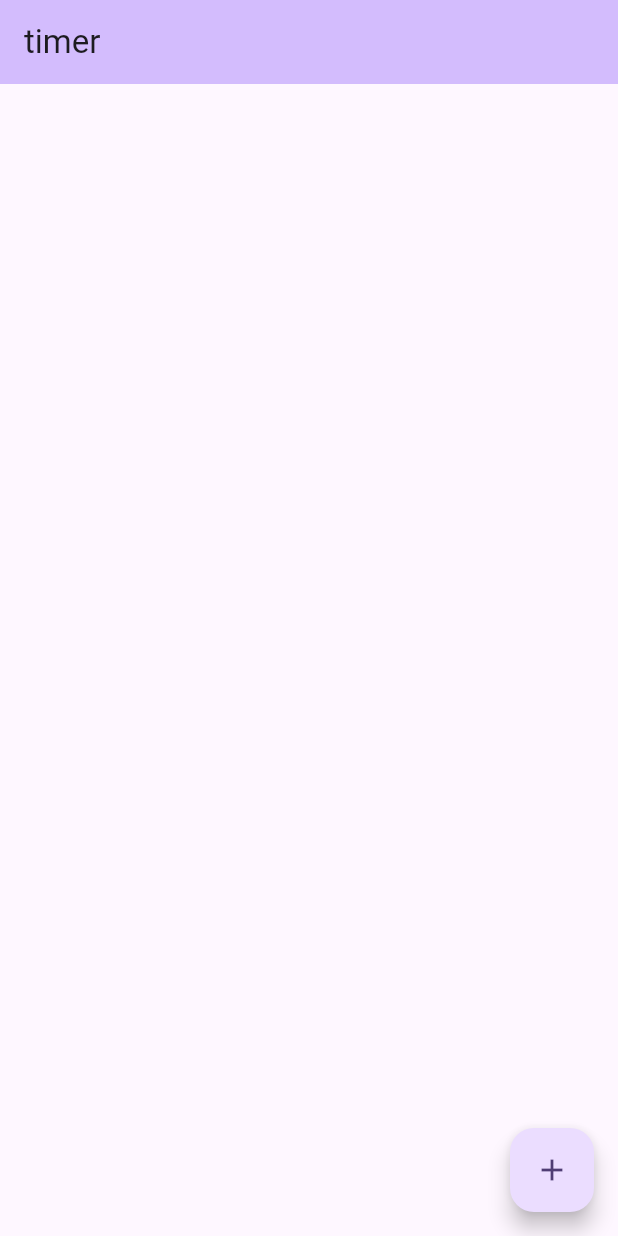
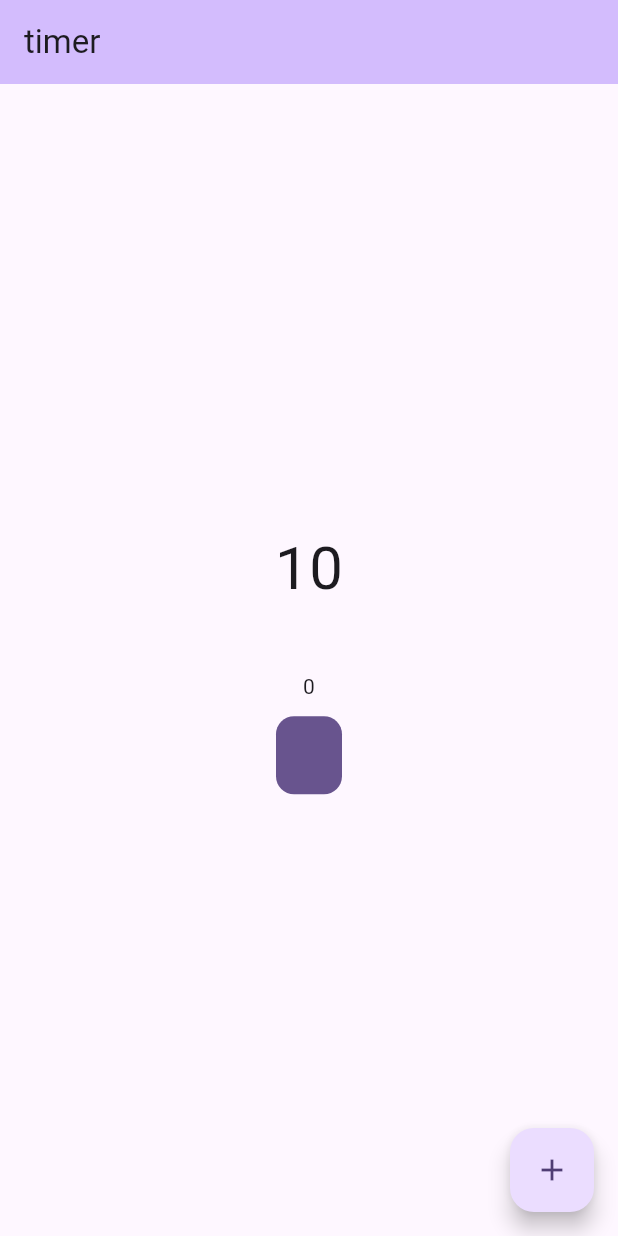
Before and after one commit to Wish-AL/timer_app, a Flutter app: the Timer screen opened directly, on a phone screen of 412 x 824 dp. Run offline on Flutter 3.47's test engine with Material 2 defaults, Android fonts, the phone set to English and light mode, and no system bars; our stand-ins replace bloc, equatable, flutter_bloc.

Commit message:
Make main logic of a timer on Bloc management. Repository in progress.

```diff
--- a/lib/data/timer_repository.dart
+++ b/lib/data/timer_repository.dart
@@ -1,6 +1,7 @@
 import 'package:timer_app/data/timer_data_model.dart';
 
 class TimerRepository {
+  TimerRepository();
   final TimerData timerData = const TimerData(
     preparing: 10,
     work: 20,
@@ -46,4 +47,6 @@ class TimerRepository {
       timeList.add(timerData.rest);
     }
   }
+
+
 }
--- a/lib/main.dart
+++ b/lib/main.dart
@@ -18,7 +18,7 @@ class MyApp extends StatelessWidget {
         colorScheme: ColorScheme.fromSeed(seedColor: Colors.deepPurple),
         useMaterial3: true,
       ),
-      home: const TimerPage(), //MyHomePage(title: 'Timer'),
+      home: const MyHomePage(title: 'timer',), //MyHomePage(title: 'Timer'),
     );
   }
 }
--- a/lib/timer_screen/timer_element.dart
+++ b/lib/timer_screen/timer_element.dart
@@ -36,6 +36,6 @@ class Ticker {
   const Ticker();
   Stream<int> tick({required int ticks}) {
     return Stream.periodic(const Duration(seconds: 1), (x) => ticks - x - 1)
-        .take(ticks);
+        .take(ticks + 1);
   }
 }
--- a/lib/timer_screen/view/timer_page.dart
+++ b/lib/timer_screen/view/timer_page.dart
@@ -5,7 +5,6 @@ import 'package:flutter_bloc/flutter_bloc.dart';
 import '../../data/timer_repository.dart';
 import '../bloc/timer_screen_bloc.dart';
 import '../timer_element.dart';
-
 
 class TimerPage extends StatelessWidget {
   const TimerPage({super.key});
@@ -17,8 +16,11 @@ class TimerPage extends StatelessWidget {
       child: MultiBlocProvider(
         providers: [
           BlocProvider<TimerBloc>(
-            create: (BuildContext context) =>
-                TimerBloc(ticker: const Ticker(), repository: TimerRepository()),
+            create: (BuildContext context) => TimerBloc(
+              ticker: const Ticker(),
+              repository: context.read(), //need TimerRepository()
+              duration: RepositoryProvider.of<TimerRepository>(context).time[0],
+            ),
           )
         ],
         child: MaterialApp(
@@ -39,29 +41,80 @@ class Timer extends StatelessWidget {
 
   @override
   Widget build(BuildContext context) {
-    final dataBloc = BlocProvider.of<TimerBloc>(context);
+    final duration = context.select((TimerBloc bloc) => bloc.state.duration);
+    final activity = context.select((TimerBloc bloc) => bloc.state.actionStatus);
+    // final dataBloc = BlocProvider.of<TimerBloc>(context);
     final repository = RepositoryProvider.of<TimerRepository>(context);
     return Scaffold(
       appBar: AppBar(
-        backgroundColor: Theme
-            .of(context)
-            .colorScheme
-            .inversePrimary,
+        backgroundColor: Theme.of(context).colorScheme.inversePrimary,
         title: const Text('timer'),
       ),
-      body: const Center(
+      body: Center(
         child: Column(
           mainAxisAlignment: MainAxisAlignment.center,
           children: <Widget>[
-
+            Text(
+              duration.toString().padLeft(2, '0'),
+              style: const TextStyle(fontSize: 40),
+            ),
+            const SizedBox(
+              height: 40,
+            ),
+            Text('$activity'),
+            const SizedBox(
+              height: 10,
+            ),
+            const TimerButton(),
           ],
         ),
       ),
       floatingActionButton: FloatingActionButton(
-        onPressed: (){},
+        onPressed: () {},
         tooltip: 'start',
         child: const Icon(Icons.add),
       ), // This trailing comma makes auto-formatting nicer for build methods.
     );
   }
 }
+
+class TimerButton extends StatelessWidget {
+  const TimerButton({super.key});
+
+  @override
+  Widget build(BuildContext context) {
+    return BlocBuilder<TimerBloc, TimerState>(
+      buildWhen: (prev, state) => prev.runtimeType != state.runtimeType,
+      builder: (context, state) {
+        return switch (state) {
+          TimerInitial() => CupertinoButton.filled(
+              child: const Text(''),
+              onPressed: () => context.read<TimerBloc>().add(
+                    TimerStarted(
+                        duration: state.duration,
+                        actionStatus: state.actionStatus),
+                  ),
+            ),
+          TimerRunInProgress() => CupertinoButton.filled(
+              child: const Text(''),
+              onPressed: () => context.read<TimerBloc>().add(
+                    const TimerPaused(),
+                  ),
+            ),
+          TimerRunPause() => CupertinoButton.filled(
+              child: const Text(''),
+              onPressed: () => context.read<TimerBloc>().add(
+                    const TimerResumed(),
+                  ),
+            ),
+          TimerRunComplete() => CupertinoButton.filled(
+              child: const Text(''),
+              onPressed: () => context.read<TimerBloc>().add(
+                    const TimerReset(),
+                  ),
+            ),
+        };
+      },
+    );
+  }
+}
```
Also changed, not shown: lib/timer_screen/bloc/timer_screen_bloc.dart (+26 -18 lines).
